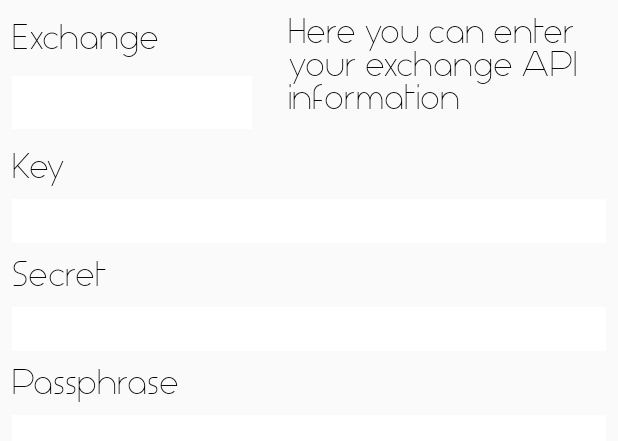
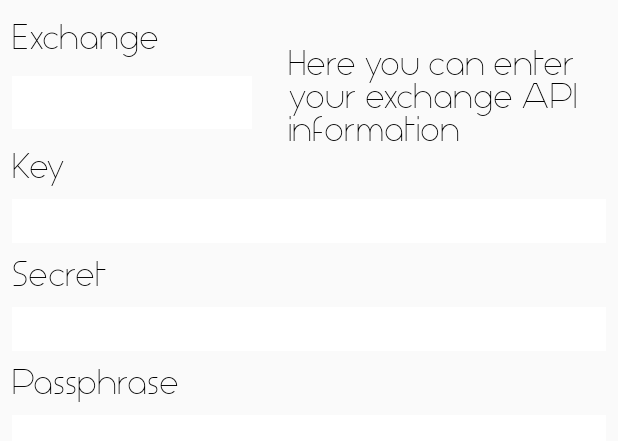
Before and after one commit to yorickvanzweeden/WalletKeepApp, an Android app: the layout editwallet_exchange_fragment.xml on its own in the app's theme, with its tools: preview values and no code run, on a phone screen of 412 x 824 dp. Shown: the top 441 px of the screen. Run offline under Robolectric (Android 15) with nearby library versions, the phone set to English and light mode, and no system bars.

Commit message:
made descriptions fit into layout

```diff
--- a/app/src/main/res/layout/editwallet_exchange_fragment.xml
+++ b/app/src/main/res/layout/editwallet_exchange_fragment.xml
@@ -112,11 +112,11 @@
     <TextView
         android:id="@+id/exchange_description"
         android:layout_width="0dp"
-        android:layout_height="0dp"
-        android:layout_marginBottom="16dp"
+        android:layout_height="wrap_content"
+        android:layout_marginBottom="8dp"
         android:layout_marginEnd="12dp"
         android:layout_marginStart="24dp"
-        android:layout_marginTop="8dp"
+        android:layout_marginTop="4dp"
         android:text="Here you can enter your exchange API information"
         android:theme="@style/TitleText"
         app:layout_constraintBottom_toTopOf="@+id/editWallet_exchange_editText_key"
--- a/app/src/main/res/layout/editwallet_naked_fragment.xml
+++ b/app/src/main/res/layout/editwallet_naked_fragment.xml
@@ -31,11 +31,11 @@
     <TextView
         android:id="@+id/nakedwallet_description"
         android:layout_width="0dp"
-        android:layout_height="0dp"
-        android:layout_marginBottom="12dp"
+        android:layout_height="wrap_content"
+        android:layout_marginBottom="8dp"
         android:layout_marginEnd="12dp"
         android:layout_marginStart="24dp"
-        android:layout_marginTop="12dp"
+        android:layout_marginTop="4dp"
         android:text="Here you can enter your wallet adress and relevant assets"
         android:theme="@style/TitleText"
         app:layout_constraintBottom_toTopOf="@+id/editWallet_naked_editText_address"
--- a/app/src/main/res/layout/editwallet_transaction_fragment.xml
+++ b/app/src/main/res/layout/editwallet_transaction_fragment.xml
@@ -33,11 +33,11 @@
     <TextView
         android:id="@+id/transaction_description"
         android:layout_width="0dp"
-        android:layout_height="0dp"
-        android:layout_marginBottom="12dp"
+        android:layout_height="wrap_content"
+        android:layout_marginBottom="8dp"
         android:layout_marginEnd="12dp"
         android:layout_marginStart="24dp"
-        android:layout_marginTop="12dp"
+        android:layout_marginTop="4dp"
         android:text="Here you can manually enter assets to track"
         android:theme="@style/TitleText"
         app:layout_constraintBottom_toTopOf="@+id/editWallet_transaction_editText_amount"
```
